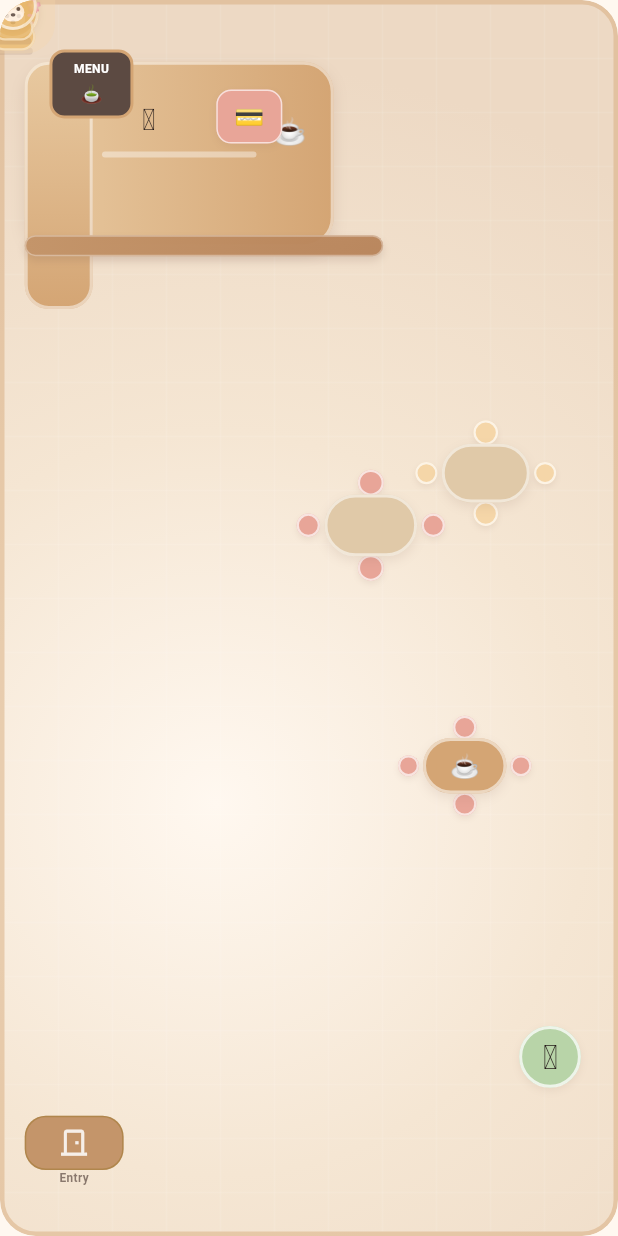
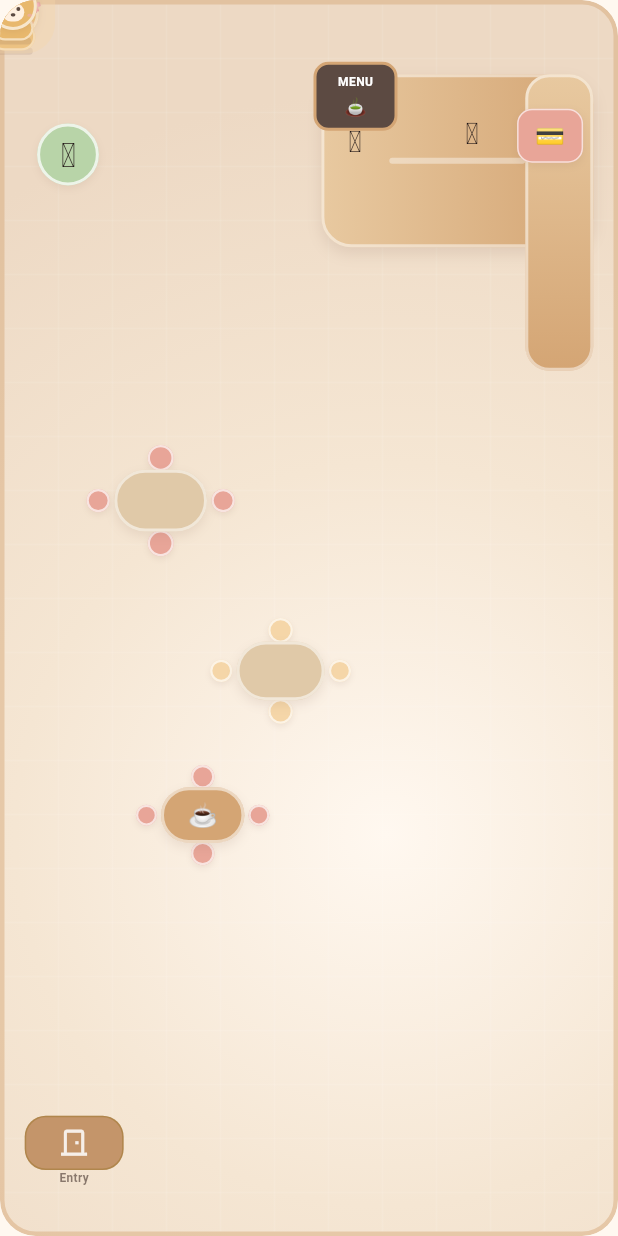
Before and after one commit to zoerose12321/bearista-boba, a Flutter app: the CartoonShopScene widget shown alone on an empty page, opened directly with sample values from the repository, on a phone screen of 412 x 824 dp. Run offline on Flutter 3.47's test engine with Material 3 defaults, Android fonts, the phone set to English and light mode, and no system bars.

Commit message:
v0.1.7 Move shop counter to right side

```diff
--- a/lib/pages/shop_world_page.dart
+++ b/lib/pages/shop_world_page.dart
@@ -28,8 +28,8 @@ class _ShopWorldPageState extends State<ShopWorldPage> {
   static const _horizontalStep = 0.05;
   static const _verticalStep = 0.09;
 
-  static const _customerNormX = 0.38;
-  static const _customerNormY = 0.32;
+  static const _customerNormX = 0.55;
+  static const _customerNormY = 0.38;
   static const _talkRangeInSteps = 6.0;
 
   static const _minX = 0.06;
--- a/lib/widgets/cartoon_shop_scene.dart
+++ b/lib/widgets/cartoon_shop_scene.dart
@@ -28,8 +28,9 @@ class CartoonShopScene extends StatelessWidget {
 
   bool _owns(String id) => ownedFurnitureIds.contains(id);
 
+  /// Player is in the work area behind the right-side counter.
   bool get _playerBehindCounter =>
-      playerNormX <= 0.40 && playerNormY <= 0.24;
+      playerNormX >= 0.58 && playerNormY <= 0.28;
 
   Offset _normToScene(double normX, double normY, Size size) {
     const floorLeft = 0.06;
@@ -51,10 +52,13 @@ class CartoonShopScene extends StatelessWidget {
         final customerPosition = _normToScene(customerNormX, customerNormY, size);
         final tableW = size.width * 0.15;
         final tableH = size.width * 0.10;
-        final counterLeft = size.width * 0.04;
-        final counterTop = size.height * 0.05;
-        final counterWidth = size.width * 0.50;
-        final counterHeight = size.height * 0.15;
+
+        final counterRight = size.width * 0.04;
+        final counterTop = size.height * 0.06;
+        final counterWidth = size.width * 0.44;
+        final counterHeight = size.height * 0.14;
+        final counterLegWidth = size.width * 0.11;
+        final counterLegHeight = size.height * 0.24;
 
         final playerWidget = ShopCharacter(
           furColor: player.furColor,
@@ -85,14 +89,14 @@ class CartoonShopScene extends StatelessWidget {
               const _RestaurantRoom(),
               if (_owns('pastel_rug'))
                 Align(
-                  alignment: const Alignment(0.12, 0.22),
+                  alignment: const Alignment(-0.15, 0.18),
                   child: TopDownRug(
                     width: size.width * 0.30,
                     height: size.width * 0.20,
                   ),
                 ),
               Positioned(
-                left: counterLeft,
+                right: counterRight,
                 top: counterTop,
                 child: TopDownCounter(
                   width: counterWidth,
@@ -100,11 +104,11 @@ class CartoonShopScene extends StatelessWidget {
                 ),
               ),
               Positioned(
-                left: counterLeft,
+                right: counterRight,
                 top: counterTop,
                 child: Container(
-                  width: size.width * 0.11,
-                  height: size.height * 0.20,
+                  width: counterLegWidth,
+                  height: counterLegHeight,
                   decoration: BoxDecoration(
                     gradient: const LinearGradient(
                       begin: Alignment.topCenter,
@@ -117,8 +121,8 @@ class CartoonShopScene extends StatelessWidget {
                 ),
               ),
               Positioned(
-                left: size.width * 0.48,
-                top: size.height * 0.38,
+                left: size.width * 0.14,
+                top: size.height * 0.36,
                 child: TopDownTableSet(
                   tableWidth: tableW,
                   tableHeight: tableH,
@@ -126,8 +130,8 @@ class CartoonShopScene extends StatelessWidget {
                 ),
               ),
               Positioned(
-                right: size.width * 0.1,
-                top: size.height * 0.34,
+                left: size.width * 0.34,
+                top: size.height * 0.50,
                 child: TopDownTableSet(
                   tableWidth: tableW * 0.95,
                   tableHeight: tableH * 0.95,
@@ -136,8 +140,8 @@ class CartoonShopScene extends StatelessWidget {
                 ),
               ),
               Positioned(
-                right: size.width * 0.14,
-                bottom: size.height * 0.34,
+                left: size.width * 0.22,
+                bottom: size.height * 0.30,
                 child: TopDownTableSet(
                   tableWidth: tableW * 0.9,
                   tableHeight: tableH * 0.9,
@@ -147,7 +151,7 @@ class CartoonShopScene extends StatelessWidget {
               ),
               if (_owns('cozy_table'))
                 Positioned(
-                  right: size.width * 0.08,
+                  left: size.width * 0.08,
                   top: size.height * 0.52,
                   child: TopDownTableSet(
                     tableWidth: tableW * 1.05,
@@ -158,8 +162,8 @@ class CartoonShopScene extends StatelessWidget {
                 ),
               if (_owns('comfy_chair'))
                 Positioned(
-                  right: size.width * 0.22,
-                  top: size.height * 0.46,
+                  left: size.width * 0.42,
+                  top: size.height * 0.44,
                   child: Column(
                     mainAxisSize: MainAxisSize.min,
                     children: [
@@ -180,8 +184,8 @@ class CartoonShopScene extends StatelessWidget {
                   ),
                 ),
               Positioned(
-                right: size.width * 0.06,
-                bottom: size.height * 0.12,
+                left: size.width * 0.06,
+                top: size.height * 0.10,
                 child: TopDownPlant(size: size.width * 0.10),
               ),
               Positioned(
@@ -206,35 +210,35 @@ class CartoonShopScene extends StatelessWidget {
               ),
               if (_playerBehindCounter)
                 Positioned(
-                  left: counterLeft,
-                  top: counterTop + counterHeight - 8,
-                  child: _CounterFrontLip(width: counterWidth + size.width * 0.08),
+                  right: counterRight + counterLegWidth + counterWidth * 0.55,
+                  top: counterTop,
+                  child: _CounterSideLip(height: counterHeight + counterLegHeight * 0.45),
                 ),
               if (_owns('boba_wall_sign'))
                 Positioned(
                   top: size.height * 0.015,
-                  left: size.width * 0.12,
+                  right: size.width * 0.10,
                   child: const TopDownWallSign(),
                 ),
               Positioned(
-                left: counterLeft + counterWidth * 0.62,
-                top: counterTop + counterHeight * 0.15,
+                right: counterRight + counterLegWidth * 0.15,
+                top: counterTop + counterHeight * 0.2,
                 child: const TopDownRegister(),
               ),
               Positioned(
-                left: counterLeft + counterWidth * 0.08,
+                right: counterRight + counterWidth * 0.72,
                 top: counterTop - size.height * 0.01,
                 child: _CounterMenuBoard(),
               ),
               Positioned(
-                left: counterLeft + counterWidth * 0.38,
-                top: counterTop + counterHeight * 0.2,
+                right: counterRight + counterWidth * 0.42,
+                top: counterTop + counterHeight * 0.22,
                 child: const Text('🧋', style: TextStyle(fontSize: 20)),
               ),
               if (_owns('flower_vase'))
                 Positioned(
-                  left: counterLeft + counterWidth * 0.78,
-                  top: counterTop + counterHeight * 0.12,
+                  right: counterRight + counterWidth * 0.18,
+                  top: counterTop + counterHeight * 0.15,
                   child: const Text('🌸', style: TextStyle(fontSize: 20)),
                 ),
             ],
@@ -245,32 +249,33 @@ class CartoonShopScene extends StatelessWidget {
   }
 }
 
-class _CounterFrontLip extends StatelessWidget {
-  const _CounterFrontLip({required this.width});
+class _CounterSideLip extends StatelessWidget {
+  const _CounterSideLip({required this.height});
 
-  final double width;
+  final double height;
 
   @override
   Widget build(BuildContext context) {
     return Container(
-      width: width,
-      height: 14,
+      width: 12,
+      height: height,
       decoration: BoxDecoration(
         gradient: LinearGradient(
+          begin: Alignment.centerLeft,
+          end: Alignment.centerRight,
           colors: [
             const Color(0xFFC4956A),
-            const Color(0xFFB8845A).withValues(alpha: 0.95),
+            const Color(0xFFB8845A).withValues(alpha: 0.9),
           ],
         ),
-        borderRadius: BorderRadius.circular(8),
+        borderRadius: BorderRadius.circular(6),
         boxShadow: [
           BoxShadow(
-            color: Colors.brown.withValues(alpha: 0.18),
+            color: Colors.brown.withValues(alpha: 0.15),
             blurRadius: 4,
-            offset: const Offset(0, 3),
+            offset: const Offset(-2, 2),
           ),
         ],
-        border: Border.all(color: Colors.white.withValues(alpha: 0.35)),
       ),
     );
   }
@@ -307,7 +312,7 @@ class _RestaurantRoom extends StatelessWidget {
     return Container(
       decoration: BoxDecoration(
         gradient: RadialGradient(
-          center: const Alignment(-0.3, 0.3),
+          center: const Alignment(0.25, 0.35),
           radius: 1.2,
           colors: [
             const Color(0xFFFFF8F0),
```
Also changed, not shown: 1 other file.
